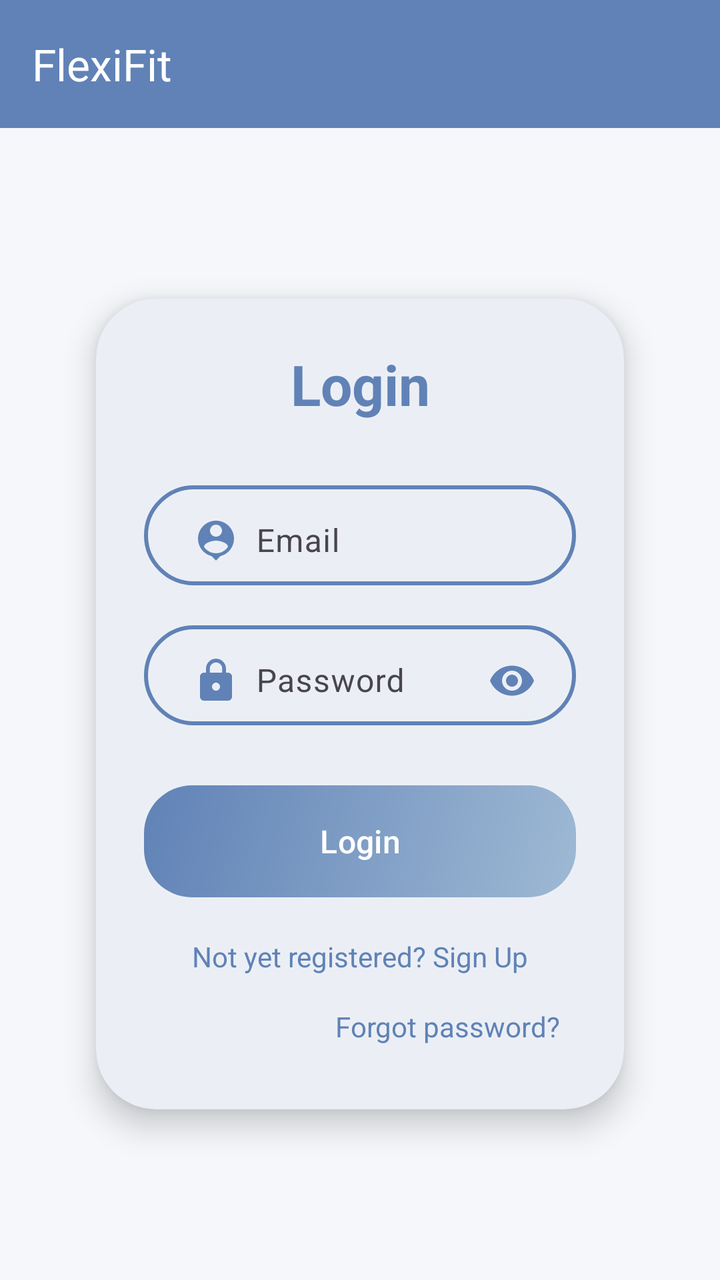
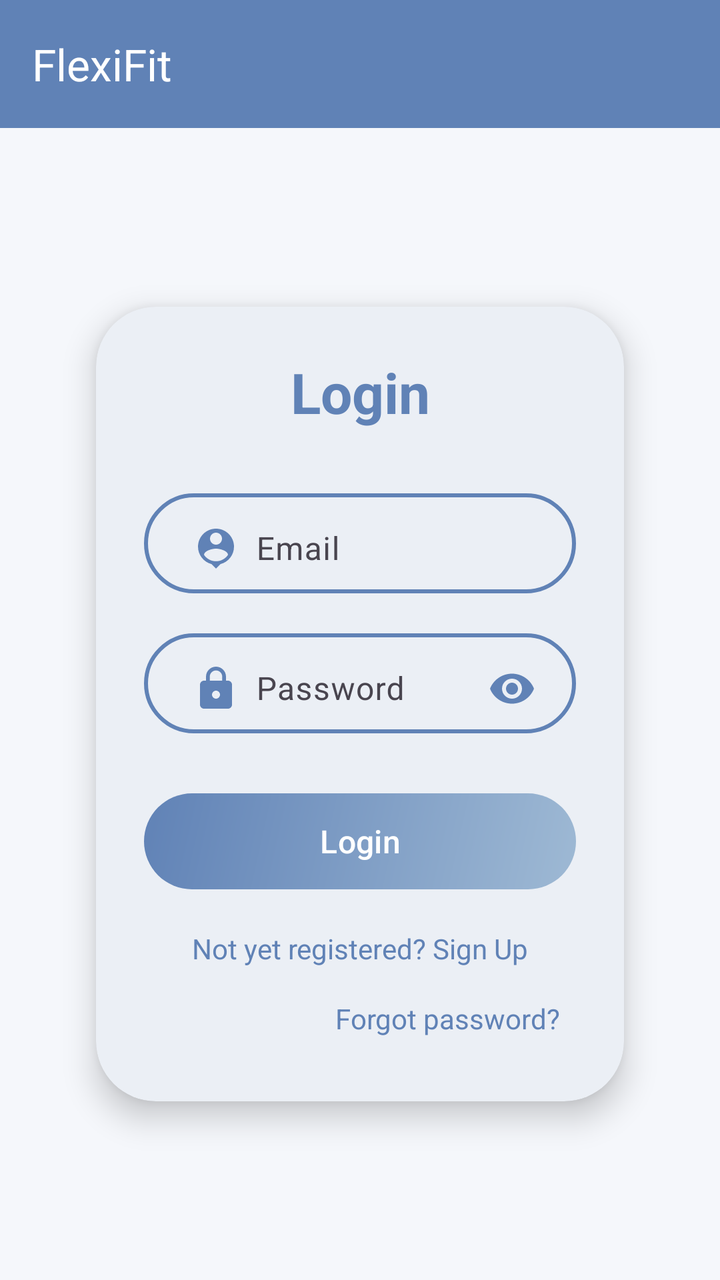

Screens rendered from an Android XML layout before and after an edit, with the pre-edit source and the edit as a unified diff.
<!-- AndroidManifest.xml: application theme Theme.FlexiFitApp -->
<!-- res/layout/activity_login.xml -->
<?xml version="1.0" encoding="utf-8"?>
<LinearLayout
    xmlns:android="http://schemas.android.com/apk/res/android"
    xmlns:app="http://schemas.android.com/apk/res-auto"
    xmlns:tools="http://schemas.android.com/tools"
    android:layout_width="match_parent"
    android:layout_height="match_parent"
    android:orientation="vertical"
    android:background="@color/background"
    tools:context=".LoginActivity">

    
    <com.google.android.material.appbar.MaterialToolbar
        android:id="@+id/topAppBar"
        android:layout_width="match_parent"
        android:layout_height="wrap_content"
        android:background="@color/colorPrimary"
        android:theme="@style/ThemeOverlay.Material3.Dark.ActionBar"
        app:title="FlexiFit"
        app:titleTextColor="@color/white" />

    
    <LinearLayout
        android:layout_width="match_parent"
        android:layout_height="0dp"
        android:orientation="vertical"
        android:gravity="center"
        android:layout_weight="1">

        <com.google.android.material.card.MaterialCardView
            android:id="@+id/cardLogin"
            android:layout_width="match_parent"
            android:layout_height="wrap_content"
            android:layout_margin="30dp"
            app:cardCornerRadius="30dp"
            app:cardElevation="9dp"
            app:strokeWidth="0dp"
            app:cardUseCompatPadding="true"
            app:cardBackgroundColor="@color/surface">

            <LinearLayout
                android:layout_width="match_parent"
                android:layout_height="wrap_content"
                android:orientation="vertical"
                android:padding="24dp"
                android:layout_gravity="center_horizontal">

                
                <TextView
                    android:id="@+id/tvLoginTitle"
                    android:layout_width="match_parent"
                    android:layout_height="wrap_content"
                    android:text="Login"
                    android:textSize="28sp"
                    android:textAlignment="center"
                    android:textStyle="bold"
                    android:textColor="@color/colorPrimary" />

                
                <com.google.android.material.textfield.TextInputLayout
                    android:layout_width="match_parent"
                    android:layout_height="50dp"
                    android:layout_marginTop="32dp"
                    android:background="@drawable/flexifit_border"
                    app:hintTextColor="@color/textPrimary"
                    android:paddingHorizontal="8dp">

                    <com.google.android.material.textfield.TextInputEditText
                        android:id="@+id/login_email"
                        android:layout_width="match_parent"
                        android:layout_height="match_parent"
                        android:background="@android:color/transparent"
                        android:hint="Email"
                        android:inputType="text"
                        android:textColorHint="@color/colorPrimary"
                        android:drawableStart="@drawable/baseline_person_pin_24"
                        android:drawableTint="@color/colorPrimary"
                        android:drawablePadding="8dp"
                        android:padding="8dp" />

                </com.google.android.material.textfield.TextInputLayout>

                
                <com.google.android.material.textfield.TextInputLayout
                    android:layout_width="match_parent"
                    android:layout_height="50dp"
                    android:layout_marginTop="20dp"
                    android:background="@drawable/flexifit_border"
                    android:paddingHorizontal="8dp"
                    app:endIconMode="password_toggle"
                    app:hintTextColor="@color/colorPrimary"
                    app:endIconTint="@color/colorPrimary"
                    app:errorIconDrawable="@null">   


                    <com.google.android.material.textfield.TextInputEditText
                        android:id="@+id/login_password"
                        android:layout_width="match_parent"
                        android:layout_height="match_parent"
                        android:background="@android:color/transparent"
                        android:hint="Password"
                        android:inputType="textPassword"
                        android:textColor="@color/textPrimary"
                        android:textColorHint="@color/textPrimary"
                        android:drawableStart="@drawable/baseline_lock_24"
                        android:drawableTint="@color/colorPrimary"
                        android:drawablePadding="8dp"
                        android:padding="8dp" />

                </com.google.android.material.textfield.TextInputLayout>

                
                <com.google.android.material.button.MaterialButton
                    android:id="@+id/login_button"
                    style="@style/Widget.Material3.Button"
                    android:layout_width="match_parent"
                    android:layout_height="56dp"
                    android:layout_marginTop="30dp"
                    android:text="Login"
                    android:textSize="16sp"
                    android:textAllCaps="false"
                    app:backgroundTint="@null"
                    android:background="@drawable/btn_gradient"
                    android:textColor="@color/white"
                    app:cornerRadius="24dp" />


                
                <TextView
                    android:id="@+id/signupRedirectText"
                    android:layout_width="wrap_content"
                    android:layout_height="wrap_content"
                    android:text="Not yet registered? Sign Up"
                    android:layout_gravity="center"
                    android:padding="8dp"
                    android:layout_marginTop="12dp"
                    android:textColor="@color/redirect_color"
                    android:textSize="14sp" />
                <TextView
                    android:id="@+id/tvForgotPassword"
                    android:layout_width="wrap_content"
                    android:layout_height="wrap_content"
                    android:text="Forgot password?"
                    android:textSize="14sp"
                    android:textColor="@color/redirect_color"
                    android:padding="8dp"
                    android:layout_gravity="end"
                    android:clickable="true"
                    android:focusable="true"/>
            </LinearLayout>
        </com.google.android.material.card.MaterialCardView>

    </LinearLayout>

</LinearLayout>
<!-- resources referenced by this layout -->
<resources>
  <color name="background">#F5F7FB</color>
  <color name="colorPrimary">#6082B6</color>
  <color name="redirect_color">@color/colorPrimary</color>
  <color name="surface">#FFFFFF</color>
  <color name="textPrimary">#1d1617 </color>
  <color name="white">#FFFFFF</color>
  <!-- drawable baseline_lock_24 (drawable) -->
  <vector xmlns:android="http://schemas.android.com/apk/res/android" android:height="24dp" android:tint="@color/colorPrimary" android:viewportHeight="24" android:viewportWidth="24" android:width="24dp">
        
      <path android:fillColor="@android:color/white" android:pathData="M18,8h-1L17,6c0,-2.76 -2.24,-5 -5,-5S7,3.24 7,6v2L6,8c-1.1,0 -2,0.9 -2,2v10c0,1.1 0.9,2 2,2h12c1.1,0 2,-0.9 2,-2L20,10c0,-1.1 -0.9,-2 -2,-2zM12,17c-1.1,0 -2,-0.9 -2,-2s0.9,-2 2,-2 2,0.9 2,2 -0.9,2 -2,2zM15.1,8L8.9,8L8.9,6c0,-1.71 1.39,-3.1 3.1,-3.1 1.71,0 3.1,1.39 3.1,3.1v2z"/>
      
  </vector>
  <!-- drawable baseline_person_pin_24 (drawable) -->
  <vector xmlns:android="http://schemas.android.com/apk/res/android" android:height="24dp" android:tint="@color/colorPrimary" android:viewportHeight="24" android:viewportWidth="24" android:width="24dp">
        
      <path android:fillColor="@android:color/white" android:pathData="M12,2c-4.97,0 -9,4.03 -9,9 0,4.17 2.84,7.67 6.69,8.69L12,22l2.31,-2.31C18.16,18.67 21,15.17 21,11c0,-4.97 -4.03,-9 -9,-9zM12,4c1.66,0 3,1.34 3,3s-1.34,3 -3,3 -3,-1.34 -3,-3 1.34,-3 3,-3zM12,18.3c-2.5,0 -4.71,-1.28 -6,-3.22 0.03,-1.99 4,-3.08 6,-3.08 1.99,0 5.97,1.09 6,3.08 -1.29,1.94 -3.5,3.22 -6,3.22z"/>
      
  </vector>
  <!-- drawable btn_gradient (drawable) -->
  <?xml version="1.0" encoding="utf-8"?>
  <shape xmlns:android="http://schemas.android.com/apk/res/android">
      <gradient
          android:startColor="@color/gradientStart"
          android:endColor="@color/gradientEnd"
          android:angle="315"
          android:type="linear" />
  
      <corners android:radius="24dp" />
  </shape>
  <!-- drawable flexifit_border (drawable) -->
  <?xml version="1.0" encoding="utf-8"?>
  <shape xmlns:android="http://schemas.android.com/apk/res/android"
      android:shape="rectangle">
  
      <stroke
          android:width="2dp"
          android:color="@color/colorPrimary"/>
  
      <corners
          android:radius="30dp"/>
  
  </shape>
  <style name="Theme.FlexiFitApp" parent="Base.Theme.FlexiFitApp">
          
          <item name="navigationViewStyle">@style/Widget.FlexiFit.NavigationView</item>
      </style>
  <color name="gradientStart">#6082B6</color>
  <color name="gradientEnd">#9eb9d4   </color>
  <style name="Widget.FlexiFit.NavigationView" parent="Widget.Material3.NavigationView">
          
          <item name="android:background">@color/drawer_bg</item>
  
          
          <item name="itemTextColor">@color/nav_item_text_color</item>
          <item name="itemIconTint">@color/nav_item_icon_tint</item>
  
          
          <item name="itemBackground">@drawable/nav_item_background</item>
      </style>
  <color name="drawer_bg">#FFFFFF</color>
  <!-- drawable nav_item_background (drawable) -->
  <?xml version="1.0" encoding="utf-8"?>
  <selector xmlns:android="http://schemas.android.com/apk/res/android">
      
      <item android:state_checked="true" android:drawable="@drawable/nav_item_bg_selected" />
      
      <item android:drawable="@android:color/transparent" />
  </selector>
  <!-- drawable nav_item_bg_selected (drawable) -->
  <?xml version="1.0" encoding="utf-8"?>
  <shape xmlns:android="http://schemas.android.com/apk/res/android"
      android:shape="rectangle">
  
      <solid android:color="@color/nav_item_active_bg" />
  
      
      <corners android:radius="24dp" />
  
  </shape>
  <color name="nav_item_active_bg">@color/colorPrimary</color>
  <!-- unchanged entries left out for length: 1 -->
</resources>

<!-- the commit's change to res/layout/activity_login.xml (unified diff, before → after) -->
@@ -114,7 +114,7 @@
                     android:id="@+id/login_button"
                     style="@style/Widget.Material3.Button"
                     android:layout_width="match_parent"
-                    android:layout_height="56dp"
+                    android:layout_height="wrap_content"
                     android:layout_marginTop="30dp"
                     android:text="Login"
                     android:textSize="16sp"
